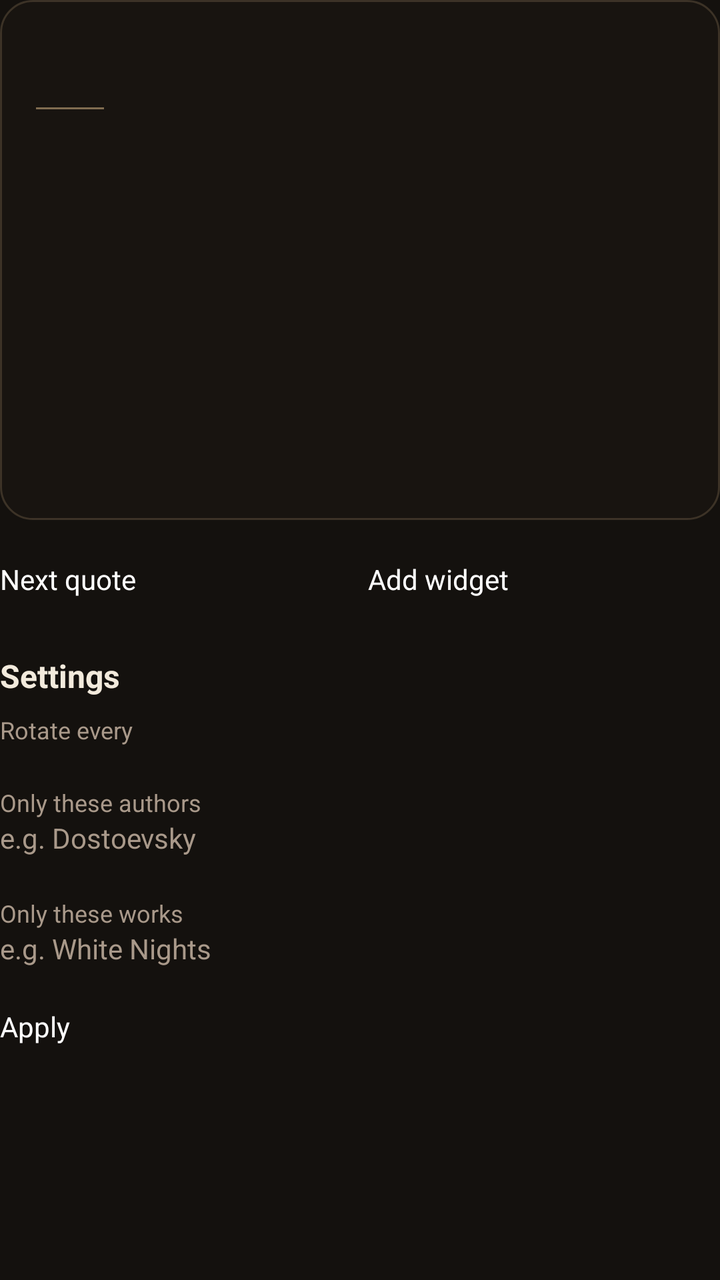
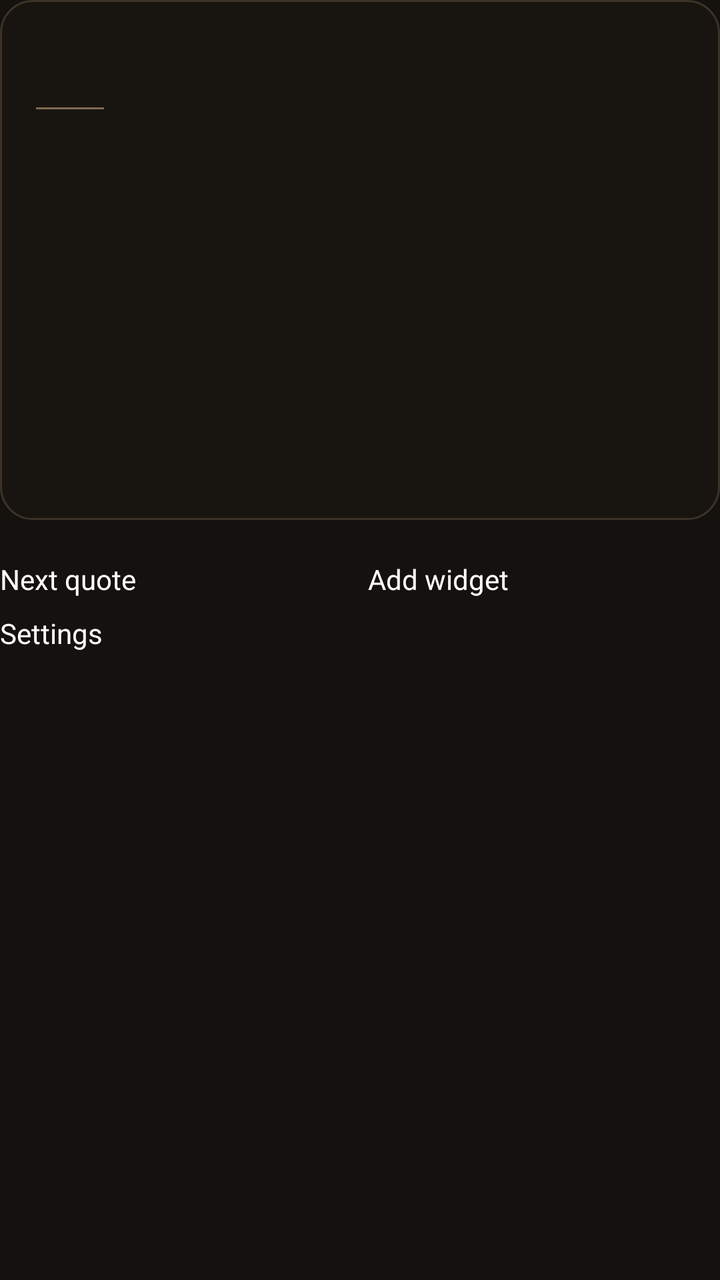

The first picture is an Android layout as it rendered before a commit; the second is the same layout after the commit. The layout source and the unified diff follow.
<!-- AndroidManifest.xml: application theme AppTheme -->
<!-- res/layout/activity_main.xml -->
<?xml version="1.0" encoding="utf-8"?>
<ScrollView xmlns:android="http://schemas.android.com/apk/res/android"
    android:id="@+id/root"
    android:layout_width="match_parent"
    android:layout_height="match_parent"
    android:background="@color/screen_background"
    android:clipToPadding="false"
    android:fillViewport="true">

    <LinearLayout
        android:layout_width="match_parent"
        android:layout_height="wrap_content"
        android:orientation="vertical">

        <include
            layout="@layout/widget_card"
            android:layout_width="match_parent"
            android:layout_height="@dimen/card_preview_height" />

        <LinearLayout
            android:layout_width="match_parent"
            android:layout_height="wrap_content"
            android:layout_marginTop="@dimen/block_gap"
            android:orientation="horizontal">

            <Button
                android:id="@+id/button_next"
                android:layout_width="0dp"
                android:layout_height="wrap_content"
                android:layout_weight="1"
                android:text="@string/next_quote" />

            <Button
                android:id="@+id/button_add"
                android:layout_width="0dp"
                android:layout_height="wrap_content"
                android:layout_marginStart="@dimen/field_gap"
                android:layout_weight="1"
                android:text="@string/add_widget" />
        </LinearLayout>

        <TextView
            style="@style/SectionLabel"
            android:layout_width="match_parent"
            android:layout_height="wrap_content"
            android:layout_marginTop="@dimen/section_gap"
            android:text="@string/settings" />

        <TextView
            style="@style/FieldLabel"
            android:layout_width="match_parent"
            android:layout_height="wrap_content"
            android:layout_marginTop="@dimen/field_gap"
            android:text="@string/interval_label" />

        <Spinner
            android:id="@+id/interval_spinner"
            android:layout_width="match_parent"
            android:layout_height="wrap_content" />

        <TextView
            style="@style/FieldLabel"
            android:layout_width="match_parent"
            android:layout_height="wrap_content"
            android:layout_marginTop="@dimen/block_gap"
            android:text="@string/author_label" />

        <EditText
            android:id="@+id/filter_author"
            android:layout_width="match_parent"
            android:layout_height="wrap_content"
            android:hint="@string/author_hint"
            android:importantForAutofill="no"
            android:inputType="text"
            android:textColor="@color/quote_text"
            android:textColorHint="@color/text_secondary" />

        <TextView
            style="@style/FieldLabel"
            android:layout_width="match_parent"
            android:layout_height="wrap_content"
            android:layout_marginTop="@dimen/block_gap"
            android:text="@string/work_label" />

        <EditText
            android:id="@+id/filter_work"
            android:layout_width="match_parent"
            android:layout_height="wrap_content"
            android:hint="@string/work_hint"
            android:importantForAutofill="no"
            android:inputType="text"
            android:textColor="@color/quote_text"
            android:textColorHint="@color/text_secondary" />

        <Button
            android:id="@+id/button_apply"
            android:layout_width="wrap_content"
            android:layout_height="wrap_content"
            android:layout_marginTop="@dimen/block_gap"
            android:text="@string/apply" />

        <TextView
            android:id="@+id/source_text"
            style="@style/FieldLabel"
            android:layout_width="match_parent"
            android:layout_height="wrap_content"
            android:layout_marginTop="@dimen/section_gap" />
    </LinearLayout>
</ScrollView>
<!-- res/layout/widget_card.xml (included above) -->
<?xml version="1.0" encoding="utf-8"?>
<LinearLayout xmlns:android="http://schemas.android.com/apk/res/android"
    android:id="@+id/quote_card"
    android:layout_width="match_parent"
    android:layout_height="match_parent"
    android:background="@drawable/card_background"
    android:orientation="vertical"
    android:padding="18dp">

    <TextView
        android:id="@+id/quote_text"
        style="@style/QuoteText"
        android:layout_width="match_parent"
        android:layout_height="wrap_content"
        android:ellipsize="end"
        android:maxLines="6" />

    <TextView
        android:id="@+id/quote_rule"
        android:layout_width="34dp"
        android:layout_height="1dp"
        android:layout_marginTop="12dp"
        android:layout_marginBottom="10dp"
        android:background="@color/quote_rule" />

    <LinearLayout
        android:id="@+id/quote_attribution"
        android:layout_width="match_parent"
        android:layout_height="wrap_content"
        android:orientation="vertical">

        <TextView
            android:id="@+id/quote_author"
            style="@style/QuoteAuthor"
            android:layout_width="match_parent"
            android:layout_height="wrap_content" />

        <TextView
            android:id="@+id/quote_work"
            style="@style/QuoteWork"
            android:layout_width="match_parent"
            android:layout_height="wrap_content" />
    </LinearLayout>
</LinearLayout>
<!-- resources referenced by this layout -->
<resources>
  <color name="quote_rule">#8CD6B585</color>
  <color name="quote_text">#F2EADC</color>
  <color name="screen_background">#14110E</color>
  <color name="text_secondary">#A9998A</color>
  <dimen name="block_gap">20dp</dimen>
  <dimen name="card_preview_height">260dp</dimen>
  <dimen name="field_gap">8dp</dimen>
  <dimen name="section_gap">28dp</dimen>
  <!-- drawable card_background (drawable) -->
  <?xml version="1.0" encoding="utf-8"?>
  <shape xmlns:android="http://schemas.android.com/apk/res/android"
      android:shape="rectangle">
      <solid android:color="@color/card_background" />
      <stroke
          android:width="1dp"
          android:color="@color/card_stroke" />
      <corners android:radius="16dp" />
  </shape>
  <string name="add_widget">Add widget</string>
  <string name="apply">Apply</string>
  <string name="author_hint">e.g. Dostoevsky</string>
  <string name="author_label">Only these authors</string>
  <string name="interval_label">Rotate every</string>
  <string name="next_quote">Next quote</string>
  <string name="settings">Settings</string>
  <string name="work_hint">e.g. White Nights</string>
  <string name="work_label">Only these works</string>
  <style name="FieldLabel">
          <item name="android:textSize">12sp</item>
          <item name="android:textColor">@color/text_secondary</item>
      </style>
  <style name="QuoteAuthor">
          <item name="android:fontFamily">@font/eb_garamond</item>
          <item name="android:textSize">12sp</item>
          <item name="android:textColor">@color/quote_author</item>
          <item name="android:letterSpacing">0.12</item>
      </style>
  <style name="QuoteText">
          <item name="android:fontFamily">@font/eb_garamond</item>
          <item name="android:textSize">18sp</item>
          <item name="android:textColor">@color/quote_text</item>
          <item name="android:lineSpacingExtra">5dp</item>
      </style>
  <style name="QuoteWork">
          <item name="android:fontFamily">@font/eb_garamond</item>
          <item name="android:textSize">12sp</item>
          <item name="android:textColor">@color/quote_work</item>
          <item name="android:textStyle">italic</item>
      </style>
  <style name="SectionLabel">
          <item name="android:textSize">16sp</item>
          <item name="android:textColor">@color/quote_text</item>
          <item name="android:textStyle">bold</item>
      </style>
  <style name="AppTheme" parent="@android:style/Theme.Material.NoActionBar">
          <item name="android:windowBackground">@color/screen_background</item>
          <item name="android:colorAccent">@color/quote_author</item>
      </style>
  <color name="card_background">#B81A1511</color>
  <color name="card_stroke">#33D6B585</color>
  <color name="quote_author">#D9B98A</color>
  <color name="quote_work">#9A8B79</color>
</resources>

<!-- the commit's change to res/layout/activity_main.xml (unified diff, before → after) -->
@@ -39,65 +39,12 @@
                 android:text="@string/add_widget" />
         </LinearLayout>
 
-        <TextView
-            style="@style/SectionLabel"
-            android:layout_width="match_parent"
-            android:layout_height="wrap_content"
-            android:layout_marginTop="@dimen/section_gap"
-            android:text="@string/settings" />
-
-        <TextView
-            style="@style/FieldLabel"
+        <Button
+            android:id="@+id/button_settings"
             android:layout_width="match_parent"
             android:layout_height="wrap_content"
             android:layout_marginTop="@dimen/field_gap"
-            android:text="@string/interval_label" />
-
-        <Spinner
-            android:id="@+id/interval_spinner"
-            android:layout_width="match_parent"
-            android:layout_height="wrap_content" />
-
-        <TextView
-            style="@style/FieldLabel"
-            android:layout_width="match_parent"
-            android:layout_height="wrap_content"
-            android:layout_marginTop="@dimen/block_gap"
-            android:text="@string/author_label" />
-
-        <EditText
-            android:id="@+id/filter_author"
-            android:layout_width="match_parent"
-            android:layout_height="wrap_content"
-            android:hint="@string/author_hint"
-            android:importantForAutofill="no"
-            android:inputType="text"
-            android:textColor="@color/quote_text"
-            android:textColorHint="@color/text_secondary" />
-
-        <TextView
-            style="@style/FieldLabel"
-            android:layout_width="match_parent"
-            android:layout_height="wrap_content"
-            android:layout_marginTop="@dimen/block_gap"
-            android:text="@string/work_label" />
-
-        <EditText
-            android:id="@+id/filter_work"
-            android:layout_width="match_parent"
-            android:layout_height="wrap_content"
-            android:hint="@string/work_hint"
-            android:importantForAutofill="no"
-            android:inputType="text"
-            android:textColor="@color/quote_text"
-            android:textColorHint="@color/text_secondary" />
-
-        <Button
-            android:id="@+id/button_apply"
-            android:layout_width="wrap_content"
-            android:layout_height="wrap_content"
-            android:layout_marginTop="@dimen/block_gap"
-            android:text="@string/apply" />
+            android:text="@string/settings" />
 
         <TextView
             android:id="@+id/source_text"
<!-- resource entries referenced after the edit -->
@@ -1,9 +1,7 @@
 <!-- resources referenced by this layout -->
 <resources>
   <color name="quote_rule">#8CD6B585</color>
-  <color name="quote_text">#F2EADC</color>
   <color name="screen_background">#14110E</color>
-  <color name="text_secondary">#A9998A</color>
   <dimen name="block_gap">20dp</dimen>
   <dimen name="card_preview_height">260dp</dimen>
   <dimen name="field_gap">8dp</dimen>
@@ -19,14 +17,8 @@
       <corners android:radius="16dp" />
   </shape>
   <string name="add_widget">Add widget</string>
-  <string name="apply">Apply</string>
-  <string name="author_hint">e.g. Dostoevsky</string>
-  <string name="author_label">Only these authors</string>
-  <string name="interval_label">Rotate every</string>
   <string name="next_quote">Next quote</string>
   <string name="settings">Settings</string>
-  <string name="work_hint">e.g. White Nights</string>
-  <string name="work_label">Only these works</string>
   <style name="FieldLabel">
           <item name="android:textSize">12sp</item>
           <item name="android:textColor">@color/text_secondary</item>
@@ -49,18 +41,15 @@
           <item name="android:textColor">@color/quote_work</item>
           <item name="android:textStyle">italic</item>
       </style>
-  <style name="SectionLabel">
-          <item name="android:textSize">16sp</item>
-          <item name="android:textColor">@color/quote_text</item>
-          <item name="android:textStyle">bold</item>
-      </style>
   <style name="AppTheme" parent="@android:style/Theme.Material.NoActionBar">
           <item name="android:windowBackground">@color/screen_background</item>
           <item name="android:colorAccent">@color/quote_author</item>
       </style>
   <color name="card_background">#B81A1511</color>
   <color name="card_stroke">#33D6B585</color>
+  <color name="text_secondary">#A9998A</color>
   <color name="quote_author">#D9B98A</color>
+  <color name="quote_text">#F2EADC</color>
   <color name="quote_work">#9A8B79</color>
 </resources>
 
